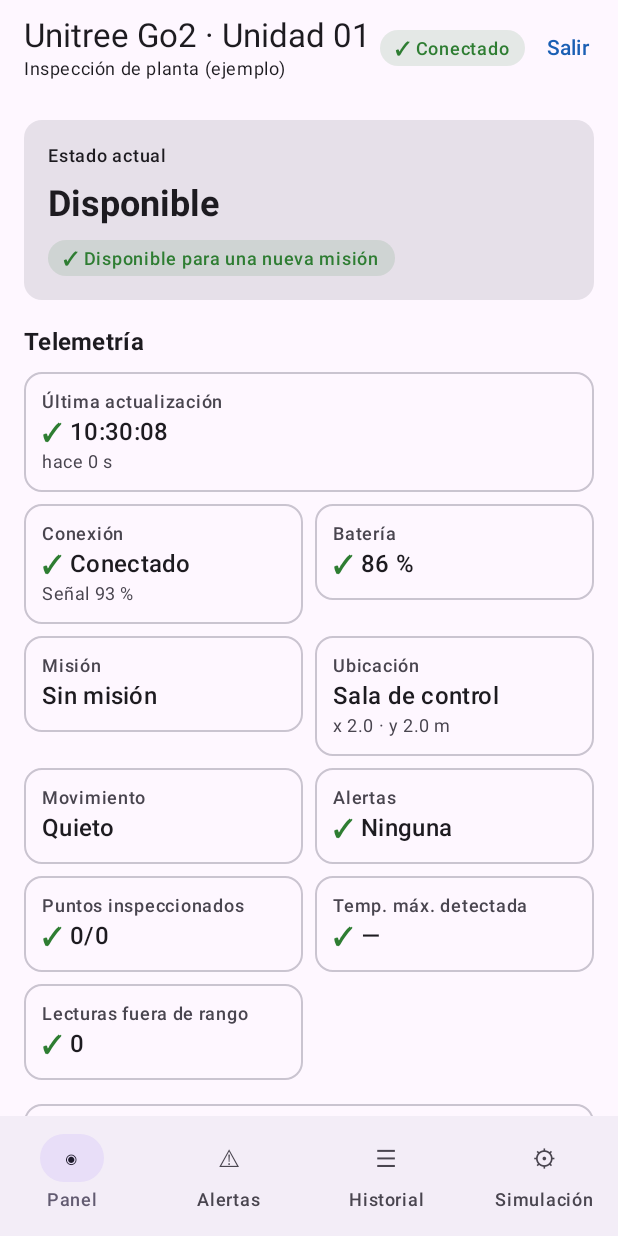
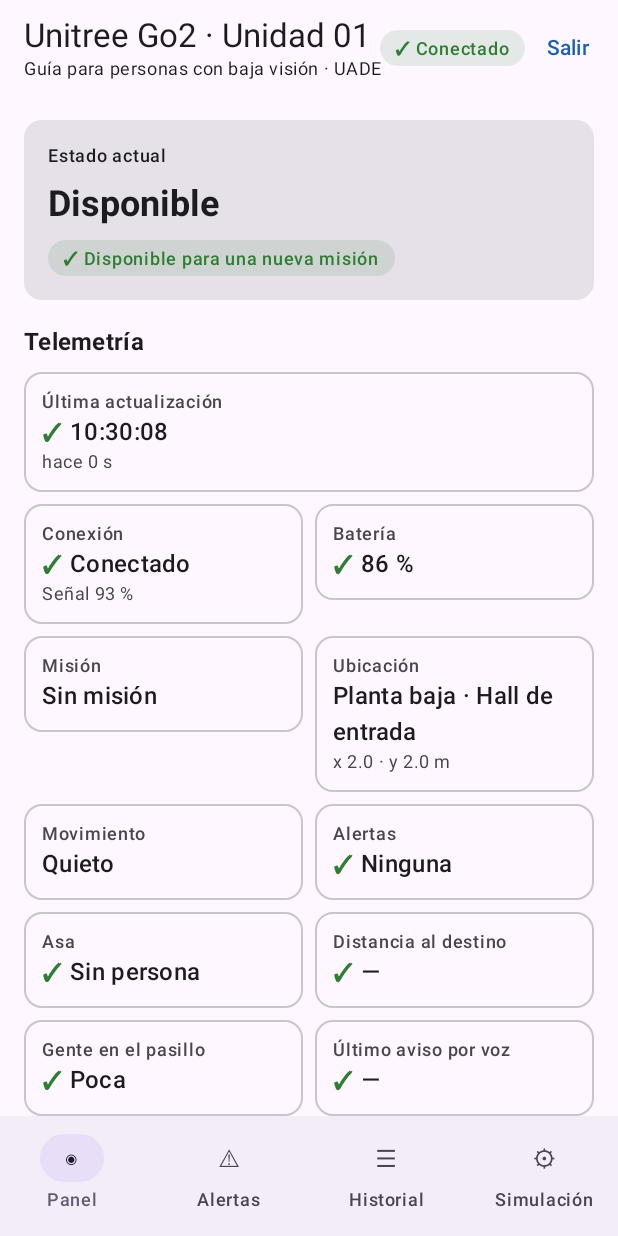
Before and after one commit to Tobiasjuarez/TP-Robot-HMI, an Android app built with Jetpack Compose: the screen it shows after launch (MainActivity), after a tap on "Conectar", on a phone screen of 412 x 824 dp. Run offline under Robolectric (Android 15) with nearby library versions, the phone set to English and light mode, and no system bars; our stand-ins replace Room's generated code.

Commit message:
feat: guía para personas con baja visión en una sede UADE con un Go2
- GuiaUadeProfile: viajes a Aula 305, Biblioteca y Bedelía (plano ilustrativo)
- Variables del servicio: asa, distancia al destino y gente en el pasillo, más el último aviso por voz
- Escenario propio: la persona suelta el asa y el robot se detiene
- Con batería crítica el robot se detiene junto a la persona y pide ayuda en lugar de volverse solo
- No se puede reanudar con batería crítica; el aviso de ruta replanificada solo después de un obstáculo

Co-Authored-By: Claude Opus 5.5 <noreply@anthropic.com>
Claude-Session: https://claude.ai/code/session_01N48m783cjdnupUJ6KGAu2m

```diff
--- a/app/src/main/java/ar/edu/uade/robothmi/RobotHmiApplication.kt
+++ b/app/src/main/java/ar/edu/uade/robothmi/RobotHmiApplication.kt
@@ -5,7 +5,7 @@ import android.content.Context
 import ar.edu.uade.robothmi.data.RobotRepository
 import ar.edu.uade.robothmi.data.SimulationControls
 import ar.edu.uade.robothmi.data.local.AppDatabase
-import ar.edu.uade.robothmi.data.sim.InspeccionPlantaProfile
+import ar.edu.uade.robothmi.data.sim.GuiaUadeProfile
 import ar.edu.uade.robothmi.data.sim.SimulatedRobotRepository
 
 class RobotHmiApplication : Application() {
@@ -22,10 +22,10 @@ class RobotHmiApplication : Application() {
 class AppContainer(context: Context) {
     private val database = AppDatabase.build(context)
 
-    // Para cambiar de caso de uso, reemplazar InspeccionPlantaProfile por otro ServiceProfile.
+    // El caso de uso (guía en UADE) está en GuiaUadeProfile.
     private val simulated = SimulatedRobotRepository(
         dao = database.eventLogDao(),
-        profile = InspeccionPlantaProfile(),
+        profile = GuiaUadeProfile(),
     )
 
     val robotRepository: RobotRepository = simulated
--- a/app/src/main/java/ar/edu/uade/robothmi/data/RobotRepository.kt
+++ b/app/src/main/java/ar/edu/uade/robothmi/data/RobotRepository.kt
@@ -18,6 +18,9 @@ import kotlinx.coroutines.flow.StateFlow
 interface RobotRepository {
     val robots: List<RobotInfo>
     val serviceName: String
+
+    /** Nombre del punto seguro (adonde vuelve el robot). */
+    val safePointName: String
     val missions: List<MissionTemplate>
 
     /** Última telemetría recibida. Puede quedar vieja si se corta la conexión. */
--- /dev/null
+++ b/app/src/main/java/ar/edu/uade/robothmi/data/sim/GuiaUadeProfile.kt
@@ -0,0 +1,184 @@
+package ar.edu.uade.robothmi.data.sim
+
+import ar.edu.uade.robothmi.domain.model.AlertSeverity
+import ar.edu.uade.robothmi.domain.model.CommandType
+import ar.edu.uade.robothmi.domain.model.MetricLevel
+import ar.edu.uade.robothmi.domain.model.MissionTemplate
+import ar.edu.uade.robothmi.domain.model.OperationalState
+import ar.edu.uade.robothmi.domain.model.RobotPlatform
+import ar.edu.uade.robothmi.domain.model.ServiceMetric
+import ar.edu.uade.robothmi.domain.model.Waypoint
+import kotlin.math.roundToInt
+import kotlin.random.Random
+
+/**
+ * Caso de uso: Go2 que guía a personas ciegas o con baja visión dentro de una sede UADE.
+ * La persona va tomada de un asa; el robot le avisa por voz giros, ascensores y llegadas.
+ * Un operador supervisa los viajes desde el Punto de encuentro.
+ *
+ * El plano es ILUSTRATIVO (coordenadas en metros, pisos en la zona).
+ * Reemplazar por el plano real de la sede cuando lo tengamos.
+ */
+class GuiaUadeProfile : ServiceProfile {
+    override val serviceName = "Guía para personas con baja visión · UADE"
+    override val platform = RobotPlatform.GO2
+    override val robotDescription = "Guía con asa y voz (simulado)"
+    override val base = Waypoint(
+        name = "Punto de encuentro",
+        zone = "Planta baja · Hall de entrada",
+        x = 2f, y = 2f,
+    )
+    override val customScenarioLabel = "La persona soltó el asa"
+
+    /** Nunca deja sola a la persona: con batería crítica se detiene y pide ayuda. */
+    override val autoReturnOnCriticalBattery = false
+
+    // ---------- Puntos del plano (ilustrativo) ----------
+    private val pasilloPb = Waypoint(
+        "Pasillo central", "Planta baja · Pasillo central", 10f, 2f,
+        announcement = "Seguimos derecho por el pasillo central.",
+    )
+    private val ascensorPb = Waypoint(
+        "Ascensor A (planta baja)", "Planta baja · Ascensores", 16f, 6f,
+        announcement = "Llegamos al ascensor. Esperamos a que abra la puerta.",
+    )
+    private fun salidaAscensor(piso: Int) = Waypoint(
+        "Salida del ascensor, piso $piso", "Piso $piso · Ascensores", 16f, 8f,
+        announcement = "Estamos en el piso $piso. Salimos del ascensor hacia la derecha.",
+    )
+
+    override val missions = listOf(
+        MissionTemplate(
+            id = "aula-305",
+            name = "Guiar a Aula 305",
+            description = "Hall → ascensor → piso 3",
+            waypoints = listOf(
+                pasilloPb,
+                ascensorPb,
+                salidaAscensor(3),
+                Waypoint("Pasillo norte", "Piso 3 · Pasillo norte", 24f, 10f, "Giramos a la izquierda. Puerta de vidrio a la derecha."),
+                Waypoint("Aula 305", "Piso 3 · Aula 305", 28f, 14f, "Llegamos al Aula 305. La puerta está frente a vos."),
+            ),
+        ),
+        MissionTemplate(
+            id = "biblioteca",
+            name = "Guiar a Biblioteca",
+            description = "Hall → ascensor → piso 1",
+            waypoints = listOf(
+                pasilloPb,
+                ascensorPb,
+                salidaAscensor(1),
+                Waypoint("Biblioteca", "Piso 1 · Biblioteca", 22f, 12f, "Llegamos a la Biblioteca. El mostrador está a tu izquierda."),
+            ),
+        ),
+        MissionTemplate(
+            id = "bedelia",
+            name = "Guiar a Bedelía",
+            description = "En planta baja, sin ascensor",
+            waypoints = listOf(
+                pasilloPb,
+                Waypoint("Bedelía", "Planta baja · Bedelía", 14f, -4f, "Llegamos a Bedelía. Hay una fila a tu derecha."),
+            ),
+        ),
+    )
+
+    // ---------- Estado del servicio ----------
+    private var handleHeld = false
+    /** Hay una persona con el robot (desde que arranca el viaje hasta que llega o se cancela). */
+    private var accompanying = false
+    private var crowd = 0            // 0 baja · 1 media · 2 alta
+    private var crowdWarned = false
+    private var lastVoice = "—"
+
+    override fun resetForMission(mission: MissionTemplate) {
+        handleHeld = true
+        accompanying = true
+        crowd = 0
+        crowdWarned = false
+        lastVoice = "Hola. Tomá el asa: vamos a ${mission.waypoints.last().name}."
+    }
+
+    private fun personPresent(ctx: SimContext) = accompanying &&
+        ctx.state != OperationalState.DISPONIBLE && ctx.state != OperationalState.CARGANDO
+
+    override fun metrics(ctx: SimContext): List<ServiceMetric> = listOf(
+        ServiceMetric(
+            id = "asa",
+            label = "Asa",
+            value = when {
+                !personPresent(ctx) -> "Sin persona"
+                handleHeld -> "Sujetada"
+                else -> "Suelta"
+            },
+            unit = "",
+            level = if (personPresent(ctx) && !handleHeld) MetricLevel.CRITICO else MetricLevel.NORMAL,
+        ),
+        ServiceMetric(
+            id = "distancia",
+            label = "Distancia al destino",
+            value = ctx.remainingMeters?.roundToInt()?.toString() ?: "—",
+            unit = if (ctx.remainingMeters == null) "" else "m",
+        ),
+        ServiceMetric(
+            id = "gente",
+            label = "Gente en el pasillo",
+            value = listOf("Poca", "Media", "Mucha")[crowd],
+            unit = "",
+            level = if (crowd == 2) MetricLevel.ADVERTENCIA else MetricLevel.NORMAL,
+        ),
+        // Extra (HRI): lo último que el robot le dijo a la persona, para que el operador lo sepa.
+        ServiceMetric("voz", "Último aviso por voz", lastVoice, ""),
+    )
+
+    override fun onTick(ctx: SimContext, random: Random): ServiceEvent? {
+        // Llegó a destino o al punto de encuentro: la persona ya no está con el robot.
+        if (ctx.state == OperationalState.DISPONIBLE || ctx.state == OperationalState.CARGANDO) accompanying = false
+        if (!ctx.moving) return null
+        // La cantidad de gente cambia de a poco (más en los cambios de turno).
+        val r = random.nextFloat()
+        if (r < 0.15f) crowd = (crowd + 1).coerceAtMost(2)
+        else if (r > 0.85f) crowd = (crowd - 1).coerceAtLeast(0)
+
+        if (crowd == 2 && !crowdWarned) {
+            crowdWarned = true
+            lastVoice = "Hay mucha gente: vamos más despacio. (Al resto: \"Permiso, paso guiando a una persona\")"
+            return ServiceEvent(
+                AlertSeverity.INFO,
+                "Pasillo con mucha gente: el robot baja la velocidad y pide paso por voz.",
+            )
+        }
+        return null
+    }
+
+    override fun speedFactor(): Float = if (crowd == 2) 0.4f else 0.7f
+
+    override fun onWaypointReached(waypoint: Waypoint, random: Random): ServiceEvent? {
+        waypoint.announcement?.let { lastVoice = it }
+        return null
+    }
+
+    override fun onCommandAccepted(type: CommandType) {
+        lastVoice = when (type) {
+            CommandType.PAUSAR -> "Nos detenemos un momento. Seguí tomando el asa."
+            CommandType.REANUDAR -> {
+                handleHeld = true
+                "Seguimos. Tomá el asa."
+            }
+            CommandType.CANCELAR -> "Cancelamos el viaje. Quedate acá: alguien del personal viene a acompañarte."
+            CommandType.VOLVER_A_BASE -> "Volvemos juntos al Punto de encuentro."
+            CommandType.DETENCION_OPERATIVA -> "Me detuve. Quedate quieto: ya viene alguien."
+            else -> lastVoice
+        }
+    }
+
+    override fun customScenario(): ServiceEvent {
+        handleHeld = false
+        lastVoice = "Soltaste el asa. Me quedo quieto acá. Si necesitás ayuda, decí \"ayuda\"."
+        return ServiceEvent(
+            severity = AlertSeverity.CRITICA,
+            message = "La persona soltó el asa. El robot se detuvo y le habló. " +
+                "Decidí: reanudar cuando vuelva a tomarla, enviar a alguien del personal o cancelar el viaje.",
+            requiresOperator = true,
+        )
+    }
+}
--- a/app/src/main/java/ar/edu/uade/robothmi/data/sim/ServiceProfile.kt
+++ b/app/src/main/java/ar/edu/uade/robothmi/data/sim/ServiceProfile.kt
@@ -1,15 +1,15 @@
 package ar.edu.uade.robothmi.data.sim
 
 import ar.edu.uade.robothmi.domain.model.AlertSeverity
-import ar.edu.uade.robothmi.domain.model.MetricLevel
+import ar.edu.uade.robothmi.domain.model.CommandType
 import ar.edu.uade.robothmi.domain.model.MissionTemplate
+import ar.edu.uade.robothmi.domain.model.OperationalState
 import ar.edu.uade.robothmi.domain.model.RobotPlatform
 import ar.edu.uade.robothmi.domain.model.ServiceMetric
 import ar.edu.uade.robothmi.domain.model.Waypoint
-import kotlin.math.max
 import kotlin.random.Random
 
-/** Evento propio del servicio (lectura anómala, hallazgo, etc.). */
+/** Evento propio del servicio (hallazgo, aviso, situación con la persona). */
 data class ServiceEvent(
     val severity: AlertSeverity,
     val message: String,
@@ -17,103 +17,42 @@ data class ServiceEvent(
     val requiresOperator: Boolean = false,
 )
 
+/** Lo que el simulador le cuenta al perfil en cada momento. */
+data class SimContext(
+    val state: OperationalState,
+    val missionActive: Boolean,
+    val moving: Boolean,
+    val remainingMeters: Float?,
+)
+
 /**
- * TODO lo específico del caso de uso vive acá: recorrido, misiones, las 3 variables
- * del servicio y el "escenario propio". Para cambiar de caso, crear otra implementación
- * y pasarla en AppContainer.
+ * TODO lo específico del caso de uso vive acá: recorrido, misiones, las variables
+ * del servicio, el escenario propio y algunas reglas (por ejemplo, qué hacer con
+ * batería crítica). El simulador genérico está en SimulatedRobotRepository.
  */
 interface ServiceProfile {
     val serviceName: String
     val platform: RobotPlatform
     val robotDescription: String
+
+    /** Punto seguro: adonde vuelve el robot con "Volver a punto seguro". */
     val base: Waypoint
     val missions: List<MissionTemplate>
     val customScenarioLabel: String
 
+    /**
+     * true: con batería crítica el robot vuelve solo al punto seguro.
+     * false: si está en misión se detiene donde está y pide ayuda (servicios que acompañan personas).
+     */
+    val autoReturnOnCriticalBattery: Boolean
+
     fun resetForMission(mission: MissionTemplate)
-    fun metrics(): List<ServiceMetric>
+    fun metrics(ctx: SimContext): List<ServiceMetric>
+    fun onTick(ctx: SimContext, random: Random): ServiceEvent? = null
     fun onWaypointReached(waypoint: Waypoint, random: Random): ServiceEvent?
+    fun onCommandAccepted(type: CommandType) {}
+
+    /** Multiplica la velocidad del robot (1 = normal). */
+    fun speedFactor(): Float = 1f
     fun customScenario(): ServiceEvent
 }
-
-/**
- * EJEMPLO: ronda de inspección en planta con Go2.
- * Coordenadas en metros sobre un plano de ~40 x 30 m.
- */
-class InspeccionPlantaProfile : ServiceProfile {
-    override val serviceName = "Inspección de planta (ejemplo)"
-    override val platform = RobotPlatform.GO2
-    override val robotDescription = "Cuadrúpedo con cámara de inspección (simulado)"
-    override val base = Waypoint("Base de carga", "Sala de control", 2f, 2f)
-
-    private val ronda = listOf(
-        Waypoint("Bomba P-101", "Sala de bombas", 10f, 4f),
-        Waypoint("Manómetro línea 2", "Sala de bombas", 16f, 9f),
-        Waypoint("Tablero eléctrico A", "Sala de tableros", 24f, 14f),
-        Waypoint("Tablero eléctrico B", "Sala de tableros", 30f, 14f),
-        Waypoint("Válvula V-12", "Entrepiso (por escalera)", 34f, 22f),
-        Waypoint("Compresor C-3", "Nave principal", 20f, 26f),
-    )
-
-    override val missions = listOf(
-        MissionTemplate("ronda-completa", "Ronda completa", "6 puntos, incluye el entrepiso por escalera", ronda),
-        MissionTemplate("ronda-tableros", "Solo tableros eléctricos", "2 puntos en la sala de tableros", ronda.subList(2, 4)),
-    )
-
-    override val customScenarioLabel = "Temperatura crítica en un tablero"
-
-    private var total = 0
-    private var inspected = 0
-    private var maxTemp = 0f
-    private var outOfRange = 0
-
-    override fun resetForMission(mission: MissionTemplate) {
-        total = mission.waypoints.size
-        inspected = 0
-        maxTemp = 0f
-        outOfRange = 0
-    }
-
-    override fun metrics() = listOf(
-        ServiceMetric("puntos", "Puntos inspeccionados", "$inspected/$total", ""),
-        ServiceMetric(
-            id = "temp_max",
-            label = "Temp. máx. detectada",
-            value = if (maxTemp == 0f) "—" else "%.0f".format(maxTemp),
-            unit = if (maxTemp == 0f) "" else "°C",
-            level = when {
-                maxTemp >= 70f -> MetricLevel.CRITICO
-                maxTemp >= 55f -> MetricLevel.ADVERTENCIA
-                else -> MetricLevel.NORMAL
-            },
-        ),
-        ServiceMetric(
-            id = "fuera_rango",
-            label = "Lecturas fuera de rango",
-            value = "$outOfRange",
-            unit = "",
-            level = if (outOfRange > 0) MetricLevel.ADVERTENCIA else MetricLevel.NORMAL,
-        ),
-    )
-
-    override fun onWaypointReached(waypoint: Waypoint, random: Random): ServiceEvent? {
-        inspected++
-        maxTemp = max(maxTemp, 32f + random.nextFloat() * 22f)
-        return if (random.nextFloat() < 0.2f) {
-            outOfRange++
-            ServiceEvent(AlertSeverity.ADVERTENCIA, "Lectura fuera de rango en ${waypoint.name}. Quedó registrada para revisión.")
-        } else {
-            null
-        }
-    }
-
-    override fun customScenario(): ServiceEvent {
-        maxTemp = 78f
-        outOfRange++
-        return ServiceEvent(
-            severity = AlertSeverity.CRITICA,
-            message = "Temperatura de 78 °C en Tablero eléctrico B. Decidí si enviar un técnico y si el robot sigue la ronda.",
-            requiresOperator = true,
-        )
-    }
-}
--- a/app/src/main/java/ar/edu/uade/robothmi/data/sim/SimulatedRobotRepository.kt
+++ b/app/src/main/java/ar/edu/uade/robothmi/data/sim/SimulatedRobotRepository.kt
@@ -82,6 +82,7 @@ class SimulatedRobotRepository(
         ),
     )
     override val serviceName: String get() = profile.serviceName
+    override val safePointName: String get() = profile.base.name
     override val missions: List<MissionTemplate> get() = profile.missions
     override val customScenarioLabel: String get() = profile.customScenarioLabel
 
@@ -109,6 +110,9 @@ class SimulatedRobotRepository(
     private var returnFromY = 0f
     private var returnTicks = 0
     private var returnTicksTotal = 1
+
+    /** El robot se frenó por un obstáculo: al reanudar, replanifica la ruta. */
+    private var replanOnResume = false
 
     private var lowBatteryWarned = false
     private var criticalBatteryWarned = false
@@ -163,6 +167,7 @@ class SimulatedRobotRepository(
             OperationalState.VOLVIENDO_A_BASE -> advanceReturn()
             else -> speed = 0f
         }
+        profile.onTick(simContext(), random)?.let { raiseServiceEvent(it) }
 
         val linkDown = isLinkDown()
         if (linkDown && !wasDisconnected) {
@@ -208,9 +213,34 @@ class SimulatedRobotRepository(
         },
         position = Position(x, y, zone),
         speedMps = speed,
-        serviceMetrics = profile.metrics(),
+        serviceMetrics = profile.metrics(simContext()),
         timestampMs = now,
     )
+
+    private fun missionActive(): Boolean {
+        val r = run ?: return false
+        return r.status == MissionStatus.EN_CURSO || r.status == MissionStatus.PAUSADA
+    }
+
+    private fun simContext() = SimContext(
+        state = opState,
+        missionActive = missionActive(),
+        moving = speed > 0.05f,
+        remainingMeters = remainingMeters(),
+    )
+
+    /** Metros que faltan recorrer hasta el último punto de la misión activa. */
+    private fun remainingMeters(): Float? {
+        val r = run ?: return null
+        if (!missionActive()) return null
+        val wps = r.template.waypoints
+        if (r.index >= wps.size) return 0f
+        var total = hypot(wps[r.index].x - x, wps[r.index].y - y)
+        for (i in r.index until wps.size - 1) {
+            total += hypot(wps[i + 1].x - wps[i].x, wps[i + 1].y - wps[i].y)
+        }
+        return total
+    }
 
     private fun updateBattery() {
         when (opState) {
@@ -246,7 +276,19 @@ class SimulatedRobotRepository(
             val canMoveAlone = opState == OperationalState.EN_MISION ||
                 opState == OperationalState.PAUSADO ||
                 opState == OperationalState.DISPONIBLE
-            if (canMoveAlone) {
+            if (!profile.autoReturnOnCriticalBattery && opState == OperationalState.EN_MISION) {
+                // Servicio que acompaña a una persona: el robot no se va solo y la deja.
+                opState = OperationalState.REQUIERE_AYUDA
+                speed = 0f
+                run?.let {
+                    it.status = MissionStatus.PAUSADA
+                    it.stage = "Detenido por batería crítica, junto a la persona"
+                }
+                addAlert(
+                    AlertType.BATERIA_BAJA, AlertSeverity.CRITICA,
+                    "Batería crítica ($pct %). El robot se detuvo en un lugar seguro sin dejar sola a la persona. Enviá a alguien a acompañarla.",
+                )
+            } else if (canMoveAlone && profile.autoReturnOnCriticalBattery) {
                 addAlert(
                     AlertType.BATERIA_BAJA, AlertSeverity.CRITICA,
                     "Batería crítica ($pct %). El robot inicia el regreso a punto seguro por su cuenta.",
@@ -281,13 +323,13 @@ class SimulatedRobotRepository(
         x = lerp(fromX, target.x, t)
         y = lerp(fromY, target.y, t)
         zone = target.zone
-        speed = 0.9f + random.nextFloat() * 0.3f
+        speed = (0.9f + random.nextFloat() * 0.3f) * profile.speedFactor()
         r.stage = "Yendo a ${target.name}"
 
         if (r.legTicks >= LEG_TICKS) {
             r.legTicks = 0
             r.index++
-            r.stage = "Inspeccionando ${target.name}"
+            r.stage = if (r.index >= wps.size) "Llegando a ${target.name}" else "En ${target.name}"
             log(EventCategory.MISION, "Punto alcanzado: ${target.name}", r.template.name)
             profile.onWaypointReached(target, random)?.let { raiseServiceEvent(it) }
         }
@@ -378,7 +420,11 @@ class SimulatedRobotRepository(
         val outcome = withTimeoutOrNull(COMMAND_TIMEOUT_MS) {
             delay(random.nextLong(400, 1200))          // latencia de ida
             while (isLinkDown()) delay(200)              // sin enlace la orden no llega
-            mutex.withLock { execute(type, target) }
+            mutex.withLock {
+                execute(type, target).also {
+                    if (it is CommandOutcome.Accepted) profile.onCommandAccepted(type)
+                }
+            }
         }
 
         val now = System.currentTimeMillis()
@@ -443,6 +489,8 @@ class SimulatedRobotRepository(
             CommandType.REANUDAR -> when {
                 r == null || r.status != MissionStatus.PAUSADA ->
                     CommandOutcome.Rejected("No hay misión pausada.")
+                battery < CommandRules.CRITICAL_BATTERY ->
+                    CommandOutcome.Rejected("Batería crítica: no se puede seguir la misión.")
                 opState == OperationalState.REQUIERE_AYUDA && hasUnackedCritical() ->
                     CommandOutcome.Rejected("Hay alertas críticas sin reconocer.")
                 opState != OperationalState.PAUSADO &&
@@ -450,7 +498,8 @@ class SimulatedRobotRepository(
                     opState != OperationalState.REQUIERE_AYUDA ->
                     CommandOutcome.Rejected("No se puede reanudar desde ${opState.label}.")
                 else -> {
-                    val note = if (opState == OperationalState.REQUIERE_AYUDA) "Ruta replanificada. " else ""
+                    val note = if (replanOnResume) "Ruta replanificada. " else ""
+                    replanOnResume = false
                     opState = OperationalState.EN_MISION
                     r.status = MissionStatus.EN_CURSO
                     log(EventCategory.MISION, "Misión reanudada", r.template.name)
@@ -536,6 +585,7 @@ class SimulatedRobotRepository(
         val next = r.template.waypoints.getOrNull(r.index)?.name ?: "el próximo punto"
         opState = OperationalState.REQUIERE_AYUDA
         speed = 0f
+        replanOnResume = true
         r.status = MissionStatus.PAUSADA
         r.stage = "Paso bloqueado camino a $next"
         addAlert(
--- a/app/src/main/java/ar/edu/uade/robothmi/domain/CommandRules.kt
+++ b/app/src/main/java/ar/edu/uade/robothmi/domain/CommandRules.kt
@@ -67,6 +67,7 @@ object CommandRules {
 
             CommandType.REANUDAR -> when {
                 mission?.status != MissionStatus.PAUSADA -> no("No hay una misión pausada")
+                telemetry.batteryPct < CRITICAL_BATTERY -> no("Batería crítica: no se puede seguir la misión")
                 state == OperationalState.REQUIERE_AYUDA && hasUnackedCritical ->
                     no("Reconocé la alerta crítica antes de reanudar")
                 state != OperationalState.PAUSADO &&
--- a/app/src/main/java/ar/edu/uade/robothmi/domain/model/Models.kt
+++ b/app/src/main/java/ar/edu/uade/robothmi/domain/model/Models.kt
@@ -38,7 +38,14 @@ enum class MissionStatus(val label: String) {
     CANCELADA("Cancelada"),
 }
 
-data class Waypoint(val name: String, val zone: String, val x: Float, val y: Float)
+data class Waypoint(
+    val name: String,
+    val zone: String,
+    val x: Float,
+    val y: Float,
+    /** Lo que el robot dice al llegar a este punto (HRI), si aplica. */
+    val announcement: String? = null,
+)
 
 data class MissionTemplate(
     val id: String,
--- a/app/src/main/java/ar/edu/uade/robothmi/ui/RobotViewModel.kt
+++ b/app/src/main/java/ar/edu/uade/robothmi/ui/RobotViewModel.kt
@@ -37,6 +37,7 @@ import kotlinx.coroutines.launch
 data class RobotUiState(
     val robots: List<RobotInfo> = emptyList(),
     val serviceName: String = "",
+    val safePointName: String = "",
     val selectedRobot: RobotInfo? = null,
     val telemetry: Telemetry? = null,
     val isStale: Boolean = false,
@@ -87,6 +88,7 @@ class RobotViewModel(
         RobotUiState(
             robots = repository.robots,
             serviceName = repository.serviceName,
+            safePointName = repository.safePointName,
             selectedRobot = robot,
             telemetry = telemetry,
             isStale = stale,
--- a/app/src/main/java/ar/edu/uade/robothmi/ui/screens/PanelScreen.kt
+++ b/app/src/main/java/ar/edu/uade/robothmi/ui/screens/PanelScreen.kt
@@ -84,7 +84,7 @@ fun PanelScreen(
         AlertDialog(
             onDismissRequest = { toConfirm = null },
             title = { Text("¿${type.label}?") },
-            text = { Text(confirmationText(type)) },
+            text = { Text(confirmationText(type, state.safePointName)) },
             confirmButton = {
                 TextButton(onClick = {
                     toConfirm = null
@@ -116,9 +116,9 @@ fun PanelScreen(
     }
 }
 
-private fun confirmationText(type: CommandType) = when (type) {
+private fun confirmationText(type: CommandType, safePoint: String) = when (type) {
     CommandType.CANCELAR -> "La misión termina y el robot queda quieto donde está. No se puede deshacer."
-    CommandType.VOLVER_A_BASE -> "Si hay una misión activa, se interrumpe y el robot vuelve a la base de carga."
+    CommandType.VOLVER_A_BASE -> "Si hay una misión activa, se interrumpe y el robot vuelve a $safePoint."
     else -> "Confirmá la orden."
 }
 
--- a/app/src/main/res/values/strings.xml
+++ b/app/src/main/res/values/strings.xml
@@ -1,3 +1,3 @@
 <resources>
-    <string name="app_name">Robot HMI</string>
+    <string name="app_name">Guía UADE</string>
 </resources>
```
Also changed, not shown: app/src/main/java/ar/edu/uade/robothmi/ui/screens/SimulatorScreen.kt (+5 -2 lines).
